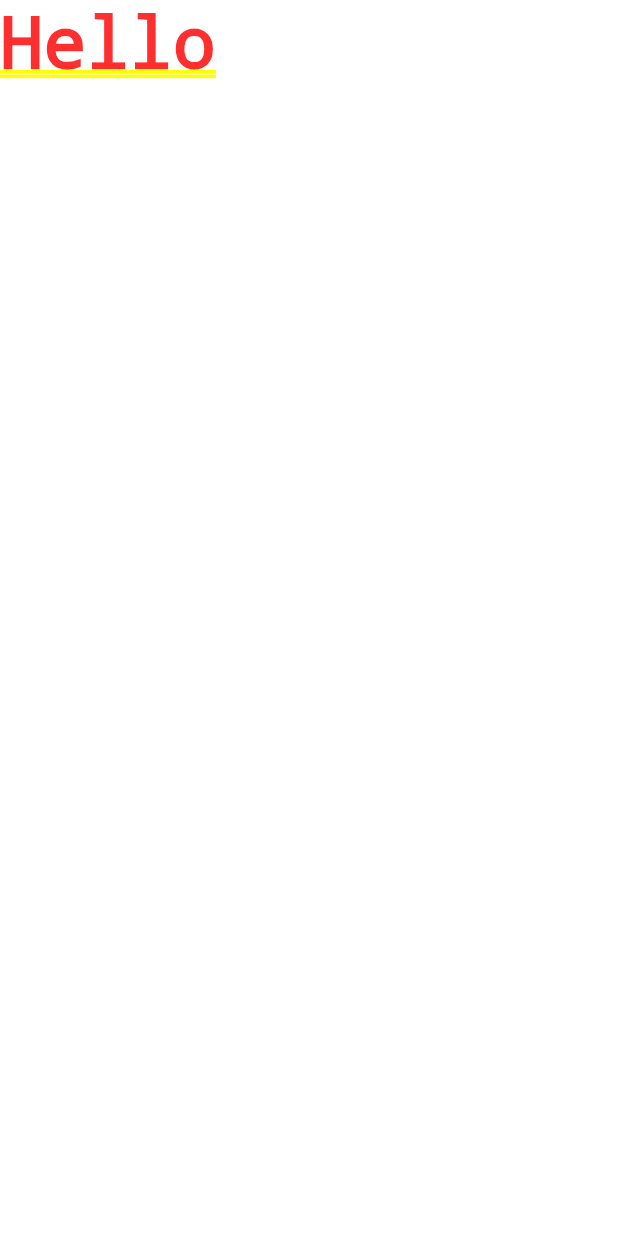
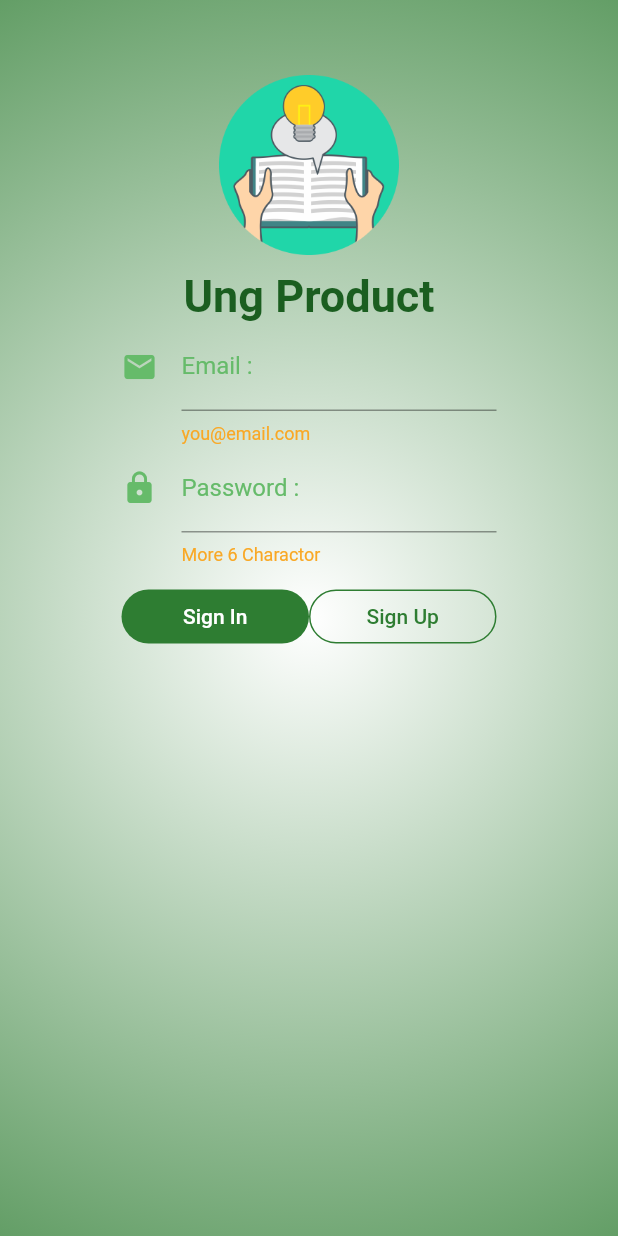
Before and after one commit to masterUNG/UngProduct, a Flutter app: the screen it shows after launch, on a phone screen of 412 x 824 dp. Run offline on Flutter 3.47's test engine with Material 2 defaults, Android fonts, the phone set to English and light mode, and no system bars.

Commit message:
Design UI Authen Success

```diff
--- a/lib/main.dart
+++ b/lib/main.dart
@@ -1,4 +1,6 @@
 import 'package:flutter/material.dart';
+import 'package:flutter/services.dart';
+import 'package:ungproduct/screens/authen.dart';
 
 main() {
   runApp(MyApp());
@@ -7,8 +9,10 @@ main() {
 class MyApp extends StatelessWidget {
   @override
   Widget build(BuildContext context) {
+    SystemChrome.setPreferredOrientations(
+        [DeviceOrientation.portraitUp, DeviceOrientation.portraitDown]);
     return MaterialApp(
-      home: Text('Hello'),
+      home: Authen(),
     );
   }
 }
--- /dev/null
+++ b/lib/screens/authen.dart
@@ -0,0 +1,140 @@
+import 'package:flutter/material.dart';
+
+class Authen extends StatefulWidget {
+  @override
+  _AuthenState createState() => _AuthenState();
+}
+
+class _AuthenState extends State<Authen> {
+  Widget showLogo() {
+    return Container(
+      width: 120.0,
+      height: 120.0,
+      child: Image.asset('images/logo.png'),
+    );
+  }
+
+  Widget showAppName() {
+    return Container(
+      alignment: Alignment(0, -1),
+      margin: EdgeInsets.only(top: 10.0),
+      child: Text(
+        'Ung Product',
+        style: TextStyle(
+          fontSize: 30.0,
+          color: Colors.green[900],
+          fontWeight: FontWeight.bold,
+        ),
+      ),
+    );
+  }
+
+  Widget emailTextFormField() {
+    return Container(
+      alignment: Alignment(0, -1),
+      child: Container(
+        width: 250.0,
+        child: TextFormField(
+          decoration: InputDecoration(
+            icon: Icon(
+              Icons.email,
+              color: Colors.green[400],
+            ),
+            labelText: 'Email :',
+            helperText: 'you@email.com',
+            labelStyle: TextStyle(color: Colors.green[400]),
+            helperStyle: TextStyle(color: Colors.yellow[800]),
+          ),
+        ),
+      ),
+    );
+  }
+
+  Widget passwordTextFormField() {
+    return Container(
+      alignment: Alignment(0, -1),
+      child: Container(
+        width: 250.0,
+        child: TextFormField(obscureText: true,
+          decoration: InputDecoration(
+            icon: Icon(
+              Icons.lock,
+              color: Colors.green[400],
+            ),
+            labelText: 'Password :',
+            helperText: 'More 6 Charactor',
+            labelStyle: TextStyle(color: Colors.green[400]),
+            helperStyle: TextStyle(color: Colors.yellow[800]),
+          ),
+        ),
+      ),
+    );
+  }
+
+  Widget signInButton() {
+    return Expanded(
+      child: FlatButton(
+        color: Colors.green[800],
+        child: Text(
+          'Sign In',
+          style: TextStyle(color: Colors.white),
+        ),
+        shape: RoundedRectangleBorder(
+          borderRadius: BorderRadius.circular(30.0),
+        ),
+        onPressed: () {},
+      ),
+    );
+  }
+
+  Widget signUpButton() {
+    return Expanded(
+      child: OutlineButton(
+        borderSide: BorderSide(
+          color: Colors.green[800],
+        ),
+        shape:
+            RoundedRectangleBorder(borderRadius: BorderRadius.circular(30.0)),
+        child: Text(
+          'Sign Up',
+          style: TextStyle(color: Colors.green[800]),
+        ),
+        onPressed: () {},
+      ),
+    );
+  }
+
+  @override
+  Widget build(BuildContext context) {
+    return Scaffold(resizeToAvoidBottomPadding: false,
+      body: Container(
+        decoration: BoxDecoration(
+          gradient: RadialGradient(
+            center: Alignment(0, 0),
+            colors: [Colors.white, Colors.green[800]],
+            radius: 1.5,
+          ),
+        ),
+        alignment: Alignment(0, -1),
+        padding: EdgeInsets.only(top: 50.0, left: 50.0, right: 50.0),
+        child: Column(
+          children: <Widget>[
+            showLogo(),
+            showAppName(),
+            emailTextFormField(),
+            passwordTextFormField(),
+            Container(margin: EdgeInsets.only(top: 10.0),
+              alignment: Alignment(0, -1),
+              child: Container(
+                width: 250.0,
+                child: Row(
+                  children: <Widget>[signInButton(), signUpButton()],
+                ),
+              ),
+            ),
+          ],
+        ),
+      ),
+    );
+  }
+}
--- a/pubspec.yaml
+++ b/pubspec.yaml
@@ -42,8 +42,8 @@ flutter:
   uses-material-design: true
 
   # To add assets to your application, add an assets section, like this:
-  # assets:
-  #  - images/a_dot_burr.jpeg
+  assets:
+   - images/logo.png
   #  - images/a_dot_ham.jpeg
 
   # An image asset can refer to one or more resolution-specific "variants", see
```
Also changed, not shown: images/logo.png (added).
